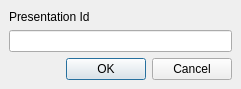
The window that src/Authoring/Studio/Palettes/Project/EditPresentationIdDlg.ui (flyhex/qt3dstudio) describes before a commit, drawn with Qt 5.
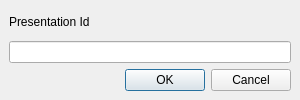
The same window after the commit.

Commit message:
Increase size of EditPresentationIdDlg
In some cases the title gets cut off or controls are slightly squished
vertically. Increasing the dialog size a bit should fix these issues.

Task-number: QT3DS-3170

What changed in the file:
```diff
--- a/src/Authoring/Studio/Palettes/Project/EditPresentationIdDlg.ui
+++ b/src/Authoring/Studio/Palettes/Project/EditPresentationIdDlg.ui
@@ -6,8 +6,8 @@
    <rect>
     <x>0</x>
     <y>0</y>
-    <width>241</width>
-    <height>89</height>
+    <width>300</width>
+    <height>100</height>
    </rect>
   </property>
   <property name="windowTitle">
```
